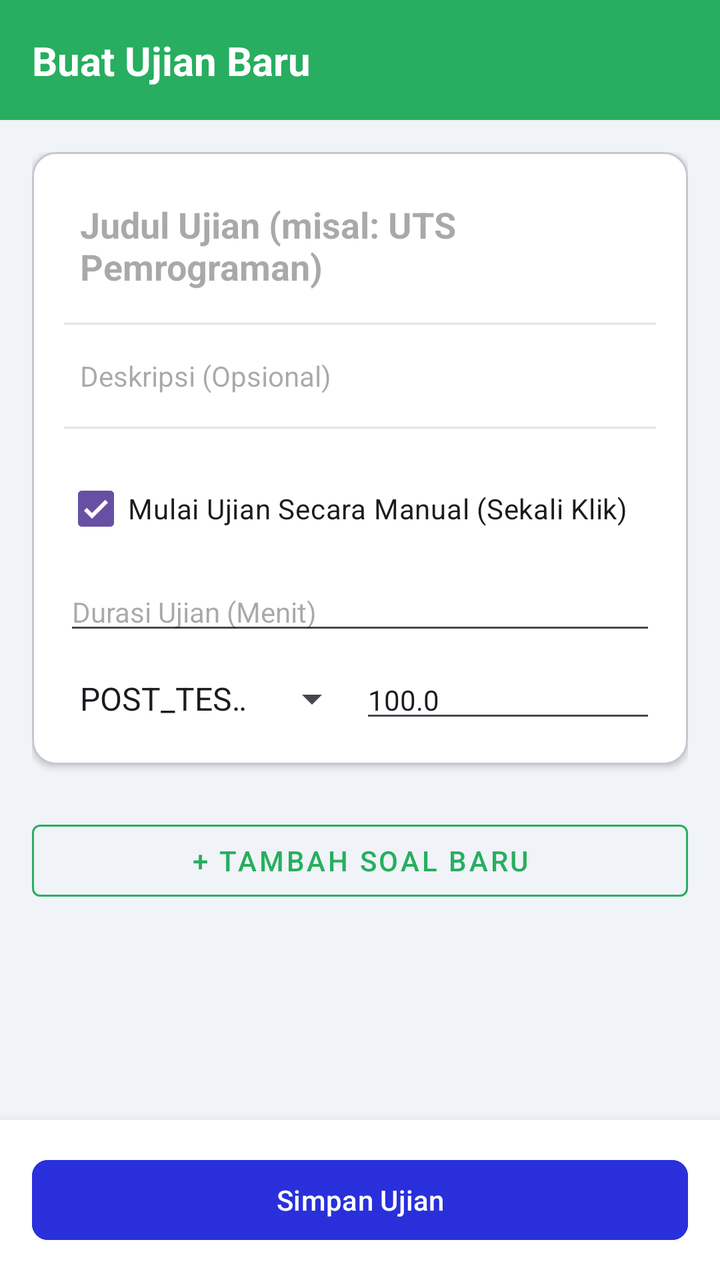
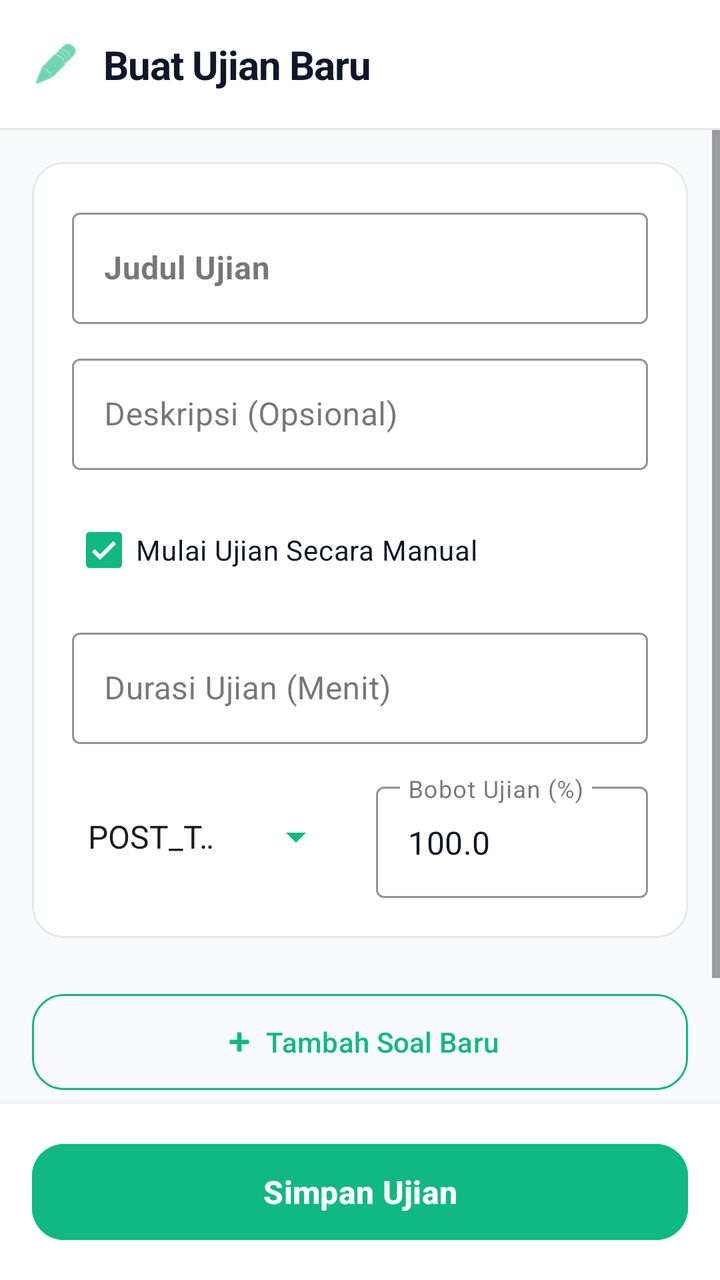

The first picture is an Android layout as it rendered before a commit; the second is the same layout after the commit. The layout source and the unified diff follow.
<!-- AndroidManifest.xml: application theme Theme.IFUnjaniExam -->
<!-- res/layout/activity_create_exam.xml -->
<?xml version="1.0" encoding="utf-8"?>
<androidx.constraintlayout.widget.ConstraintLayout xmlns:android="http://schemas.android.com/apk/res/android"
    xmlns:app="http://schemas.android.com/apk/res-auto"
    android:layout_width="match_parent"
    android:layout_height="match_parent"
    android:background="#f0f3f7">

    <androidx.constraintlayout.widget.ConstraintLayout
        android:id="@+id/topBar"
        android:layout_width="match_parent"
        android:layout_height="60dp"
        android:background="#27ae60"
        app:layout_constraintTop_toTopOf="parent">

        <TextView
            android:layout_width="wrap_content"
            android:layout_height="wrap_content"
            android:layout_marginStart="16dp"
            android:text="Buat Ujian Baru"
            android:textColor="@android:color/white"
            android:textSize="20sp"
            android:textStyle="bold"
            app:layout_constraintBottom_toBottomOf="parent"
            app:layout_constraintStart_toStartOf="parent"
            app:layout_constraintTop_toTopOf="parent" />
    </androidx.constraintlayout.widget.ConstraintLayout>

    <ScrollView
        android:layout_width="match_parent"
        android:layout_height="0dp"
        app:layout_constraintTop_toBottomOf="@id/topBar"
        app:layout_constraintBottom_toTopOf="@id/bottomBar">

        <LinearLayout
            android:layout_width="match_parent"
            android:layout_height="wrap_content"
            android:orientation="vertical"
            android:padding="16dp">

            <com.google.android.material.card.MaterialCardView
                android:layout_width="match_parent"
                android:layout_height="wrap_content"
                android:layout_marginBottom="16dp"
                app:cardBackgroundColor="@android:color/white"
                app:cardCornerRadius="12dp"
                app:cardElevation="2dp">

                <LinearLayout
                    android:layout_width="match_parent"
                    android:layout_height="wrap_content"
                    android:orientation="vertical"
                    android:padding="16dp">

                    <EditText
                        android:id="@+id/etExamTitle"
                        android:layout_width="match_parent"
                        android:layout_height="wrap_content"
                        android:hint="Judul Ujian (misal: UTS Pemrograman)"
                        android:textSize="18sp"
                        android:textStyle="bold"
                        android:background="@android:color/transparent"
                        android:padding="8dp" />

                    <View
                        android:layout_width="match_parent"
                        android:layout_height="1dp"
                        android:background="#e2e6e9"
                        android:layout_marginVertical="8dp"/>

                    <EditText
                        android:id="@+id/etExamDesc"
                        android:layout_width="match_parent"
                        android:layout_height="wrap_content"
                        android:hint="Deskripsi (Opsional)"
                        android:textSize="14sp"
                        android:background="@android:color/transparent"
                        android:padding="8dp" />

                    <View
                        android:layout_width="match_parent"
                        android:layout_height="1dp"
                        android:background="#e2e6e9"
                        android:layout_marginVertical="8dp"/>

                    <CheckBox
                        android:id="@+id/cbManualStart"
                        android:layout_width="match_parent"
                        android:layout_height="wrap_content"
                        android:text="Mulai Ujian Secara Manual (Sekali Klik)"
                        android:checked="true"
                        android:layout_marginTop="8dp" />

                    <LinearLayout
                        android:id="@+id/llTimePicker"
                        android:layout_width="match_parent"
                        android:layout_height="wrap_content"
                        android:orientation="horizontal"
                        android:weightSum="2"
                        android:visibility="gone">

                        <EditText
                            android:id="@+id/etStartTime"
                            android:layout_width="0dp"
                            android:layout_height="wrap_content"
                            android:layout_weight="1"
                            android:hint="Start: YYYY-MM-DD HH:MM"
                            android:focusable="false"
                            android:textSize="14sp" />

                        <EditText
                            android:id="@+id/etEndTime"
                            android:layout_width="0dp"
                            android:layout_height="wrap_content"
                            android:layout_weight="1"
                            android:hint="End: YYYY-MM-DD HH:MM"
                            android:focusable="false"
                            android:textSize="14sp" />
                    </LinearLayout>

                    <EditText
                        android:id="@+id/etDuration"
                        android:layout_width="match_parent"
                        android:layout_height="wrap_content"
                        android:hint="Durasi Ujian (Menit)"
                        android:inputType="number"
                        android:textSize="14sp"
                        android:layout_marginTop="8dp"/>

                    <LinearLayout
                        android:layout_width="match_parent"
                        android:layout_height="wrap_content"
                        android:orientation="horizontal"
                        android:layout_marginTop="8dp"
                        android:weightSum="2">

                        <Spinner
                            android:id="@+id/spCategory"
                            android:layout_width="0dp"
                            android:layout_weight="1"
                            android:layout_height="wrap_content"
                            android:entries="@array/exam_categories" />

                        <EditText
                            android:id="@+id/etExamWeight"
                            android:layout_width="0dp"
                            android:layout_weight="1"
                            android:layout_height="wrap_content"
                            android:hint="Bobot Ujian (%)"
                            android:inputType="numberDecimal"
                            android:text="100.0"
                            android:textSize="14sp" />
                    </LinearLayout>
                </LinearLayout>
            </com.google.android.material.card.MaterialCardView>

            
            <LinearLayout
                android:id="@+id/llQuestionsContainer"
                android:layout_width="match_parent"
                android:layout_height="wrap_content"
                android:orientation="vertical" />

            <com.google.android.material.button.MaterialButton
                android:id="@+id/btnAddQuestion"
                android:layout_width="match_parent"
                android:layout_height="wrap_content"
                android:layout_marginTop="8dp"
                android:layout_marginBottom="32dp"
                android:text="+ Tambah Soal Baru"
                style="@style/Widget.MaterialComponents.Button.OutlinedButton"
                app:strokeColor="#27ae60"
                android:textColor="#27ae60" />

        </LinearLayout>
    </ScrollView>

    <LinearLayout
        android:id="@+id/bottomBar"
        android:layout_width="match_parent"
        android:layout_height="wrap_content"
        android:background="@android:color/white"
        android:elevation="8dp"
        android:padding="16dp"
        app:layout_constraintBottom_toBottomOf="parent">

        <com.google.android.material.button.MaterialButton
            android:id="@+id/btnSaveExam"
            android:layout_width="match_parent"
            android:layout_height="wrap_content"
            android:text="Simpan Ujian"
            android:backgroundTint="#2930db"
            app:cornerRadius="8dp" />
    </LinearLayout>

</androidx.constraintlayout.widget.ConstraintLayout>
<!-- resources referenced by this layout -->
<resources>
  <string-array name="exam_categories">
          <item>POST_TEST</item>
          <item>QUIZ</item>
          <item>UTS</item>
          <item>UAS</item>
          <item>OTHER</item>
      </string-array>
  <style name="Theme.IFUnjaniExam" parent="Base.Theme.IFUnjaniExam" />
  <style name="Base.Theme.IFUnjaniExam" parent="Theme.Material3.DayNight.NoActionBar">
          
          
      </style>
</resources>

<!-- the commit's change to res/layout/activity_create_exam.xml (unified diff, before → after) -->
@@ -3,32 +3,59 @@
     xmlns:app="http://schemas.android.com/apk/res-auto"
     android:layout_width="match_parent"
     android:layout_height="match_parent"
-    android:background="#f0f3f7">
-
-    <androidx.constraintlayout.widget.ConstraintLayout
-        android:id="@+id/topBar"
+    android:background="#F8FAFC">
+
+    <com.google.android.material.appbar.AppBarLayout
+        android:id="@+id/appBarLayout"
         android:layout_width="match_parent"
-        android:layout_height="60dp"
-        android:background="#27ae60"
+        android:layout_height="wrap_content"
+        app:elevation="0dp"
+        android:background="#FFFFFF"
         app:layout_constraintTop_toTopOf="parent">
 
-        <TextView
-            android:layout_width="wrap_content"
-            android:layout_height="wrap_content"
-            android:layout_marginStart="16dp"
-            android:text="Buat Ujian Baru"
-            android:textColor="@android:color/white"
-            android:textSize="20sp"
-            android:textStyle="bold"
-            app:layout_constraintBottom_toBottomOf="parent"
-            app:layout_constraintStart_toStartOf="parent"
-            app:layout_constraintTop_toTopOf="parent" />
-    </androidx.constraintlayout.widget.ConstraintLayout>
+        <androidx.constraintlayout.widget.ConstraintLayout
+            android:id="@+id/topBar"
+            android:layout_width="match_parent"
+            android:layout_height="?attr/actionBarSize">
+
+            <ImageView
+                android:id="@+id/ivIcon"
+                android:layout_width="24dp"
+                android:layout_height="24dp"
+                android:layout_marginStart="16dp"
+                android:src="@android:drawable/ic_menu_edit"
+                app:tint="#10B981"
+                app:layout_constraintBottom_toBottomOf="parent"
+                app:layout_constraintStart_toStartOf="parent"
+                app:layout_constraintTop_toTopOf="parent" />
+
+            <TextView
+                android:id="@+id/tvHeaderTitle"
+                android:layout_width="wrap_content"
+                android:layout_height="wrap_content"
+                android:layout_marginStart="12dp"
+                android:text="Buat Ujian Baru"
+                android:textColor="#0F172A"
+                android:textSize="20sp"
+                android:textStyle="bold"
+                android:letterSpacing="-0.02"
+                app:layout_constraintBottom_toBottomOf="parent"
+                app:layout_constraintStart_toEndOf="@id/ivIcon"
+                app:layout_constraintTop_toTopOf="parent" />
+        </androidx.constraintlayout.widget.ConstraintLayout>
+
+        <View
+            android:layout_width="match_parent"
+            android:layout_height="1dp"
+            android:background="#E2E8F0" />
+    </com.google.android.material.appbar.AppBarLayout>
 
     <ScrollView
         android:layout_width="match_parent"
         android:layout_height="0dp"
-        app:layout_constraintTop_toBottomOf="@id/topBar"
+        android:clipToPadding="false"
+        android:paddingBottom="24dp"
+        app:layout_constraintTop_toBottomOf="@id/appBarLayout"
         app:layout_constraintBottom_toTopOf="@id/bottomBar">
 
         <LinearLayout
@@ -41,114 +68,151 @@
                 android:layout_width="match_parent"
                 android:layout_height="wrap_content"
                 android:layout_marginBottom="16dp"
-                app:cardBackgroundColor="@android:color/white"
-                app:cardCornerRadius="12dp"
-                app:cardElevation="2dp">
+                app:cardBackgroundColor="#FFFFFF"
+                app:cardCornerRadius="16dp"
+                app:cardElevation="0dp"
+                app:strokeColor="#E2E8F0"
+                app:strokeWidth="1dp">
 
                 <LinearLayout
                     android:layout_width="match_parent"
                     android:layout_height="wrap_content"
                     android:orientation="vertical"
-                    android:padding="16dp">
-
-                    <EditText
-                        android:id="@+id/etExamTitle"
-                        android:layout_width="match_parent"
-                        android:layout_height="wrap_content"
-                        android:hint="Judul Ujian (misal: UTS Pemrograman)"
-                        android:textSize="18sp"
-                        android:textStyle="bold"
-                        android:background="@android:color/transparent"
-                        android:padding="8dp" />
-
-                    <View
-                        android:layout_width="match_parent"
-                        android:layout_height="1dp"
-                        android:background="#e2e6e9"
-                        android:layout_marginVertical="8dp"/>
-
-                    <EditText
-                        android:id="@+id/etExamDesc"
-                        android:layout_width="match_parent"
-                        android:layout_height="wrap_content"
-                        android:hint="Deskripsi (Opsional)"
-                        android:textSize="14sp"
-                        android:background="@android:color/transparent"
-                        android:padding="8dp" />
-
-                    <View
-                        android:layout_width="match_parent"
-                        android:layout_height="1dp"
-                        android:background="#e2e6e9"
-                        android:layout_marginVertical="8dp"/>
-
-                    <CheckBox
+                    android:padding="20dp">
+
+                    <com.google.android.material.textfield.TextInputLayout
+                        android:layout_width="match_parent"
+                        android:layout_height="wrap_content"
+                        style="@style/Widget.MaterialComponents.TextInputLayout.OutlinedBox"
+                        app:boxStrokeColor="#10B981"
+                        app:hintTextColor="#10B981"
+                        android:layout_marginBottom="12dp">
+                        
+                        <com.google.android.material.textfield.TextInputEditText
+                            android:id="@+id/etExamTitle"
+                            android:layout_width="match_parent"
+                            android:layout_height="wrap_content"
+                            android:hint="Judul Ujian"
+                            android:textColor="#0F172A"
+                            android:textStyle="bold" />
+                    </com.google.android.material.textfield.TextInputLayout>
+
+                    <com.google.android.material.textfield.TextInputLayout
+                        android:layout_width="match_parent"
+                        android:layout_height="wrap_content"
+                        style="@style/Widget.MaterialComponents.TextInputLayout.OutlinedBox"
+                        app:boxStrokeColor="#10B981"
+                        app:hintTextColor="#10B981"
+                        android:layout_marginBottom="16dp">
+                        
+                        <com.google.android.material.textfield.TextInputEditText
+                            android:id="@+id/etExamDesc"
+                            android:layout_width="match_parent"
+                            android:layout_height="wrap_content"
+                            android:hint="Deskripsi (Opsional)"
+                            android:textColor="#0F172A" />
+                    </com.google.android.material.textfield.TextInputLayout>
+
+                    <com.google.android.material.checkbox.MaterialCheckBox
                         android:id="@+id/cbManualStart"
                         android:layout_width="match_parent"
                         android:layout_height="wrap_content"
-                        android:text="Mulai Ujian Secara Manual (Sekali Klik)"
+                        android:text="Mulai Ujian Secara Manual"
+                        android:textColor="#0F172A"
+                        app:buttonTint="#10B981"
                         android:checked="true"
-                        android:layout_marginTop="8dp" />
+                        android:layout_marginBottom="12dp" />
 
                     <LinearLayout
                         android:id="@+id/llTimePicker"
                         android:layout_width="match_parent"
                         android:layout_height="wrap_content"
                         android:orientation="horizontal"
-                        android:weightSum="2"
+                        android:layout_marginBottom="12dp"
                         android:visibility="gone">
 
-                        <EditText
-                            android:id="@+id/etStartTime"
-                            android:layout_width="0dp"
-                            android:layout_height="wrap_content"
-                            android:layout_weight="1"
-                            android:hint="Start: YYYY-MM-DD HH:MM"
-                            android:focusable="false"
-                            android:textSize="14sp" />
-
-                        <EditText
-                            android:id="@+id/etEndTime"
-                            android:layout_width="0dp"
-                            android:layout_height="wrap_content"
-                            android:layout_weight="1"
-                            android:hint="End: YYYY-MM-DD HH:MM"
-                            android:focusable="false"
-                            android:textSize="14sp" />
+                        <com.google.android.material.textfield.TextInputLayout
+                            android:layout_width="0dp"
+                            android:layout_height="wrap_content"
+                            android:layout_weight="1"
+                            android:layout_marginEnd="8dp"
+                            style="@style/Widget.MaterialComponents.TextInputLayout.OutlinedBox"
+                            app:boxStrokeColor="#10B981">
+                            <com.google.android.material.textfield.TextInputEditText
+                                android:id="@+id/etStartTime"
+                                android:layout_width="match_parent"
+                                android:layout_height="wrap_content"
+                                android:hint="Waktu Mulai"
+                                android:textColor="#0F172A"
+                                android:focusable="false" />
+                        </com.google.android.material.textfield.TextInputLayout>
+
+                        <com.google.android.material.textfield.TextInputLayout
+                            android:layout_width="0dp"
+                            android:layout_height="wrap_content"
+                            android:layout_weight="1"
+                            android:layout_marginStart="8dp"
+                            style="@style/Widget.MaterialComponents.TextInputLayout.OutlinedBox"
+                            app:boxStrokeColor="#10B981">
+                            <com.google.android.material.textfield.TextInputEditText
+                                android:id="@+id/etEndTime"
+                                android:layout_width="match_parent"
+                                android:layout_height="wrap_content"
+                                android:hint="Waktu Selesai"
+                                android:textColor="#0F172A"
+                                android:focusable="false" />
+                        </com.google.android.material.textfield.TextInputLayout>
                     </LinearLayout>
 
-                    <EditText
-                        android:id="@+id/etDuration"
-                        android:layout_width="match_parent"
-                        android:layout_height="wrap_content"
-                        android:hint="Durasi Ujian (Menit)"
-                        android:inputType="number"
-                        android:textSize="14sp"
-                        android:layout_marginTop="8dp"/>
+                    <com.google.android.material.textfield.TextInputLayout
+                        android:layout_width="match_parent"
+                        android:layout_height="wrap_content"
+                        style="@style/Widget.MaterialComponents.TextInputLayout.OutlinedBox"
+                        app:boxStrokeColor="#10B981"
+                        app:hintTextColor="#10B981"
+                        android:layout_marginBottom="16dp">
+                        <com.google.android.material.textfield.TextInputEditText
+                            android:id="@+id/etDuration"
+                            android:layout_width="match_parent"
+                            android:layout_height="wrap_content"
+                            android:hint="Durasi Ujian (Menit)"
+                            android:textColor="#0F172A"
+                            android:inputType="number" />
+                    </com.google.android.material.textfield.TextInputLayout>
 
                     <LinearLayout
                         android:layout_width="match_parent"
                         android:layout_height="wrap_content"
                         android:orientation="horizontal"
-                        android:layout_marginTop="8dp"
+                        android:gravity="center_vertical"
                         android:weightSum="2">
 
                         <Spinner
                             android:id="@+id/spCategory"
                             android:layout_width="0dp"
                             android:layout_weight="1"
-                            android:layout_height="wrap_content"
+                            android:layout_height="48dp"
+                            android:layout_marginEnd="8dp"
+                            android:backgroundTint="#10B981"
                             android:entries="@array/exam_categories" />
 
-                        <EditText
-                            android:id="@+id/etExamWeight"
-                            android:layout_width="0dp"
-                            android:layout_weight="1"
-                            android:layout_height="wrap_content"
-                            android:hint="Bobot Ujian (%)"
-                            android:inputType="numberDecimal"
-                            android:text="100.0"
-                            android:textSize="14sp" />
+                        <com.google.android.material.textfield.TextInputLayout
+                            android:layout_width="0dp"
+                            android:layout_height="wrap_content"
+                            android:layout_weight="1"
+                            android:layout_marginStart="8dp"
+                            style="@style/Widget.MaterialComponents.TextInputLayout.OutlinedBox"
+                            app:boxStrokeColor="#10B981"
+                            app:hintTextColor="#10B981">
+                            <com.google.android.material.textfield.TextInputEditText
+                                android:id="@+id/etExamWeight"
+                                android:layout_width="match_parent"
+                                android:layout_height="wrap_content"
+                                android:hint="Bobot Ujian (%)"
+                                android:textColor="#0F172A"
+                                android:inputType="numberDecimal"
+                                android:text="100.0" />
+                        </com.google.android.material.textfield.TextInputLayout>
                     </LinearLayout>
                 </LinearLayout>
             </com.google.android.material.card.MaterialCardView>
@@ -163,13 +227,17 @@
             <com.google.android.material.button.MaterialButton
                 android:id="@+id/btnAddQuestion"
                 android:layout_width="match_parent"
-                android:layout_height="wrap_content"
+                android:layout_height="56dp"
                 android:layout_marginTop="8dp"
                 android:layout_marginBottom="32dp"
-                android:text="+ Tambah Soal Baru"
-                style="@style/Widget.MaterialComponents.Button.OutlinedButton"
-                app:strokeColor="#27ae60"
-                android:textColor="#27ae60" />
+                android:text="Tambah Soal Baru"
+                style="@style/Widget.Material3.Button.OutlinedButton"
+                app:strokeColor="#10B981"
+                android:textColor="#10B981"
+                app:icon="@android:drawable/ic_input_add"
+                app:iconTint="#10B981"
+                app:iconGravity="textStart"
+                app:cornerRadius="16dp" />
 
         </LinearLayout>
     </ScrollView>
@@ -178,7 +246,7 @@
         android:id="@+id/bottomBar"
         android:layout_width="match_parent"
         android:layout_height="wrap_content"
-        android:background="@android:color/white"
+        android:background="#FFFFFF"
         android:elevation="8dp"
         android:padding="16dp"
         app:layout_constraintBottom_toBottomOf="parent">
@@ -186,10 +254,13 @@
         <com.google.android.material.button.MaterialButton
             android:id="@+id/btnSaveExam"
             android:layout_width="match_parent"
-            android:layout_height="wrap_content"
+            android:layout_height="56dp"
             android:text="Simpan Ujian"
-            android:backgroundTint="#2930db"
-            app:cornerRadius="8dp" />
+            android:backgroundTint="#10B981"
+            android:textColor="#FFFFFF"
+            android:textSize="16sp"
+            android:textStyle="bold"
+            app:cornerRadius="16dp" />
     </LinearLayout>
 
 </androidx.constraintlayout.widget.ConstraintLayout>
